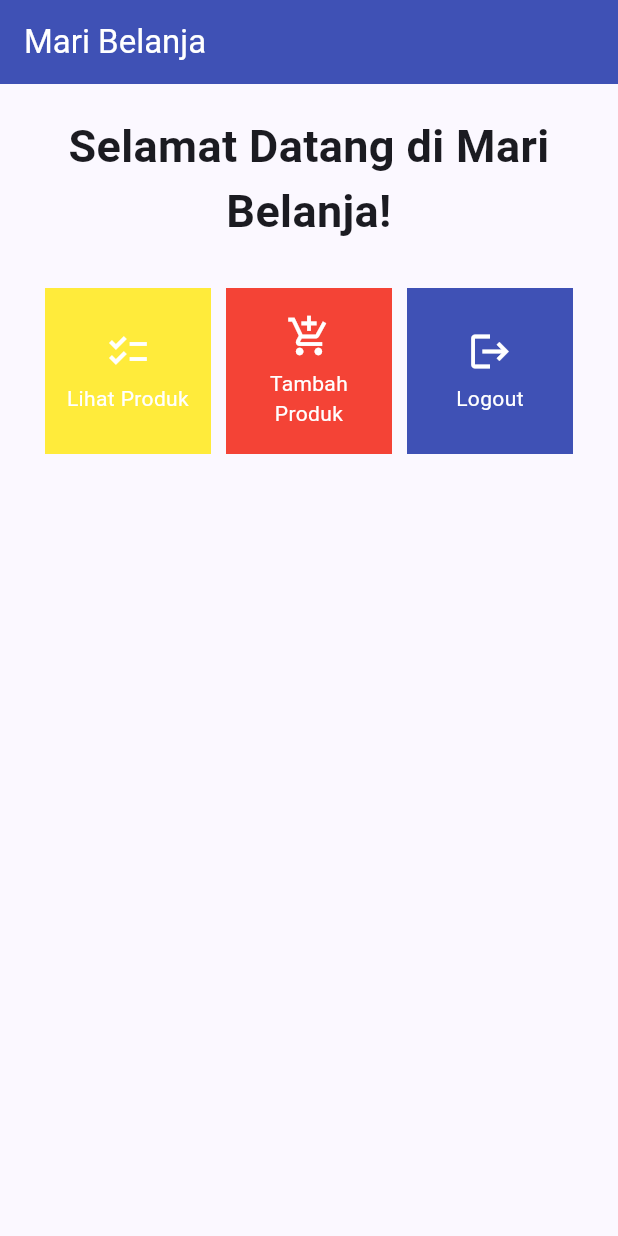
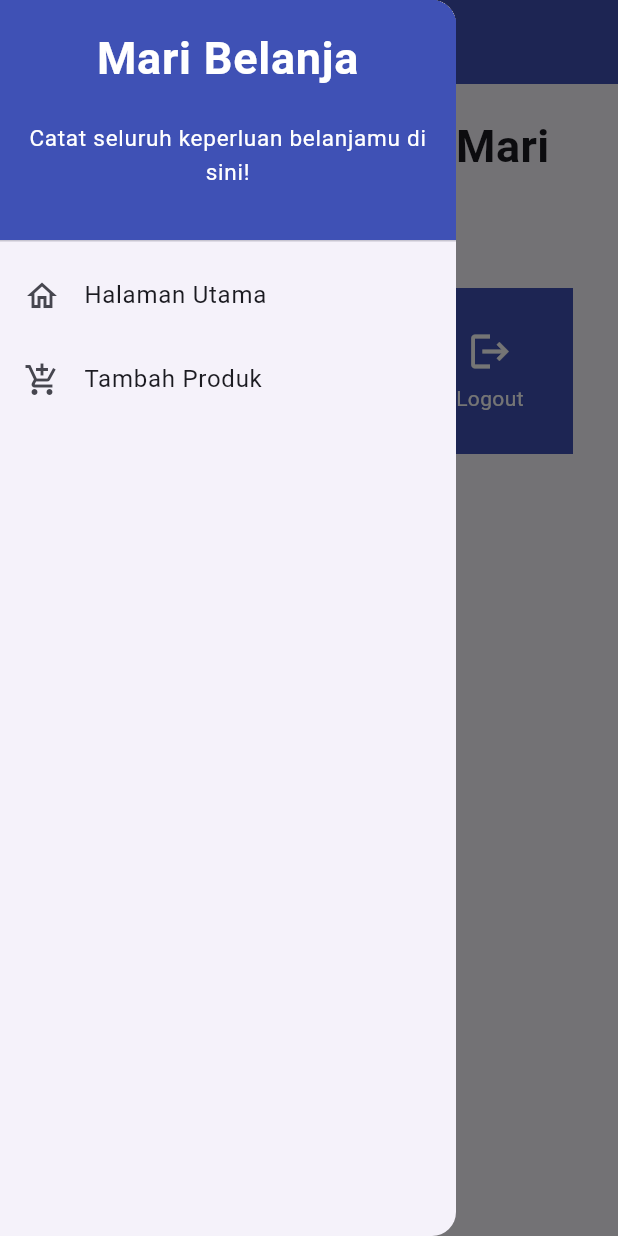
Before and after one commit to NadhiraWidyaniswari/maribelanja-mobile, a Flutter app: the screen it shows after launch, with the side drawer open (before the commit the screen has no drawer), on a phone screen of 412 x 824 dp. Run offline on Flutter 3.47's test engine with Material 2 defaults, Android fonts, the light colour scheme and no system bars.

Commit message:
menyelesaikan tugas 8

```diff
--- a/lib/main.dart
+++ b/lib/main.dart
@@ -1,5 +1,5 @@
 import 'package:flutter/material.dart';
-import 'package:maribelanja/menu.dart';
+import 'package:maribelanja/screens/menu.dart';
 
 void main() {
   runApp(const MyApp());
--- a/lib/menu.dart
+++ b/lib/screens/menu.dart
@@ -1,4 +1,6 @@
 import 'package:flutter/material.dart';
+import 'package:maribelanja/widgets/left_drawer.dart';
+import 'package:maribelanja/widgets/shop_cart.dart';
 
 class MyHomePage extends StatelessWidget {
   MyHomePage({Key? key}) : super(key: key);
@@ -31,6 +33,7 @@
         foregroundColor: Colors.white,
 
       ),
+      drawer: const LeftDrawer(),
       body: SingleChildScrollView(
         // Widget wrapper yang dapat discroll
         child: Padding(
@@ -71,56 +74,3 @@
     );
   }
 }
-
-class ShopItem {
-  final String name;
-  final IconData icon;
-  final Color color;
-
-  ShopItem(this.name, this.icon, this.color);
-}
-
-class ShopCard extends StatelessWidget {
-  final ShopItem item;
-
-  const ShopCard(this.item, {super.key}); // Constructor
-
-  @override
-  Widget build(BuildContext context) {
-    return Material(
-      color: item.color,
-      child: InkWell(
-        // Area responsive terhadap sentuhan
-        onTap: () {
-          // Memunculkan SnackBar ketika diklik
-          ScaffoldMessenger.of(context)
-            ..hideCurrentSnackBar()
-            ..showSnackBar(SnackBar(
-                content: Text("Kamu telah menekan tombol ${item.name}!")));
-        },
-        child: Container(
-          // Container untuk menyimpan Icon dan Text
-          padding: const EdgeInsets.all(8),
-          child: Center(
-            child: Column(
-              mainAxisAlignment: MainAxisAlignment.center,
-              children: [
-                Icon(
-                  item.icon,
-                  color: Colors.white,
-                  size: 30.0,
-                ),
-                const Padding(padding: EdgeInsets.all(3)),
-                Text(
-                  item.name,
-                  textAlign: TextAlign.center,
-                  style: const TextStyle(color: Colors.white),
-                ),
-              ],
-            ),
-          ),
-        ),
-      ),
-    );
-  }
-}
--- /dev/null
+++ b/lib/widgets/left_drawer.dart
@@ -0,0 +1,69 @@
+import 'package:flutter/material.dart';
+import 'package:maribelanja/screens/menu.dart';
+import 'package:maribelanja/screens/maribelanja_form.dart';
+
+
+class LeftDrawer extends StatelessWidget {
+  const LeftDrawer({super.key});
+
+  @override
+  Widget build(BuildContext context) {
+    return Drawer(
+      child: ListView(
+        children: [
+          const DrawerHeader(
+            decoration: BoxDecoration(
+              color: Colors.indigo,
+            ),
+            child: Column(
+              children: [
+                Text(
+                  'Mari Belanja',
+                  textAlign: TextAlign.center,
+                  style: TextStyle(
+                    fontSize: 30,
+                    fontWeight: FontWeight.bold,
+                    color: Colors.white,
+                  ),
+                ),
+                Padding(padding: EdgeInsets.all(10)),
+                Text("Catat seluruh keperluan belanjamu di sini!",
+                    textAlign: TextAlign.center,
+                    style: TextStyle(
+                      fontSize: 15,
+                      fontWeight: FontWeight.normal,
+                      color: Colors.white,
+                    )
+                  ),
+              ],
+            ),
+          ),
+          ListTile(
+            leading: const Icon(Icons.home_outlined),
+            title: const Text('Halaman Utama'),
+            // Bagian redirection ke MyHomePage
+            onTap: () {
+              Navigator.pushReplacement(
+                  context,
+                  MaterialPageRoute(
+                    builder: (context) => MyHomePage(),
+                  ));
+            },
+          ),
+          ListTile(
+            leading: const Icon(Icons.add_shopping_cart),
+            title: const Text('Tambah Produk'),
+            // Bagian redirection ke ShopFormPage
+            onTap: () {
+              Navigator.pushReplacement(
+                  context,
+                  MaterialPageRoute(
+                    builder: (context) => const ShopFormPage(),
+                  ));
+            },
+          ),
+        ],
+      ),
+    );
+  }
+}
--- /dev/null
+++ b/lib/widgets/shop_cart.dart
@@ -0,0 +1,62 @@
+import 'package:flutter/material.dart';
+import 'package:maribelanja/screens/maribelanja_form.dart';
+
+class ShopItem {
+  final String name;
+  final IconData icon;
+  final Color color;
+
+  ShopItem(this.name, this.icon, this.color);
+}
+
+class ShopCard extends StatelessWidget {
+  final ShopItem item;
+
+  const ShopCard(this.item, {super.key}); // Constructor
+
+  @override
+  Widget build(BuildContext context) {
+    return Material(
+      color: item.color,
+      child: InkWell(
+        // Area responsive terhadap sentuhan
+        onTap: () {
+          // Memunculkan SnackBar ketika diklik
+          ScaffoldMessenger.of(context)
+            ..hideCurrentSnackBar()
+            ..showSnackBar(SnackBar(
+                content: Text("Kamu telah menekan tombol ${item.name}!")));
+          if (item.name == "Tambah Produk") {
+            Navigator.push(
+                  context,
+                  MaterialPageRoute(
+                    builder: (context) => const ShopFormPage(),
+                  ));
+          }
+          },
+        child: Container(
+          // Container untuk menyimpan Icon dan Text
+          padding: const EdgeInsets.all(8),
+          child: Center(
+            child: Column(
+              mainAxisAlignment: MainAxisAlignment.center,
+              children: [
+                Icon(
+                  item.icon,
+                  color: Colors.white,
+                  size: 30.0,
+                ),
+                const Padding(padding: EdgeInsets.all(3)),
+                Text(
+                  item.name,
+                  textAlign: TextAlign.center,
+                  style: const TextStyle(color: Colors.white),
+                ),
+              ],
+            ),
+          ),
+        ),
+      ),
+    );
+  }
+}
```
Also changed, not shown: lib/screens/maribelanja_form.dart (added, +191 -0 lines), 1 other file.
